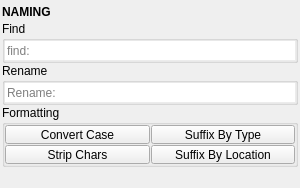
Old version of the form mayatk/edit_utils/naming/naming.ui in the repository m3trik/mayatk.
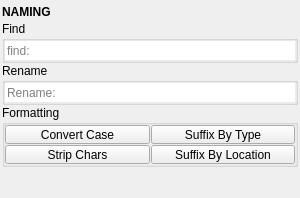
New version of the form. Custom widgets are drawn as their Qt base class.

```diff
--- a/mayatk/edit_utils/naming/naming.ui
+++ b/mayatk/edit_utils/naming/naming.ui
@@ -320,6 +320,9 @@
         <property name="orientation">
          <enum>Qt::Vertical</enum>
         </property>
+        <property name="sizeType">
+         <enum>QSizePolicy::Fixed</enum>
+        </property>
         <property name="sizeHint" stdset="0">
          <size>
           <width>0</width>
```
Left out of the diff: 18 changed lines with no effect on the pictures.
